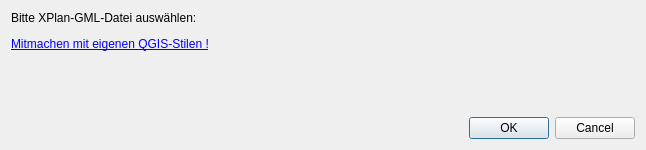
kreis-viersen/xplan-reader, file xplan_reader.ui: the form before one commit.
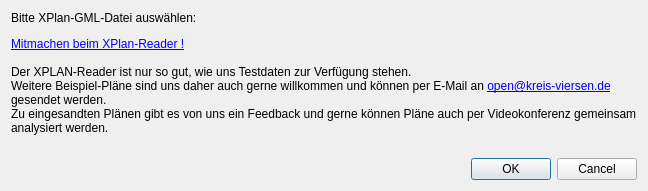
The form after the commit. Custom widgets are drawn as their Qt base class.

Commit message: Call for more sample data

```diff
--- a/xplan_reader.ui
+++ b/xplan_reader.ui
@@ -7,7 +7,7 @@
     <x>0</x>
     <y>0</y>
     <width>646</width>
-    <height>150</height>
+    <height>191</height>
    </rect>
   </property>
   <property name="windowTitle">
@@ -45,7 +45,7 @@
      <item>
       <widget class="QLabel" name="label">
        <property name="text">
-        <string>&lt;a href=&quot;https://github.com/kreis-viersen/xplan-reader#mitmachen-mit-eigenen-qgis-stilen-&quot;&gt;Mitmachen mit eigenen QGIS-Stilen !&lt;/a&gt;</string>
+        <string>&lt;a href=&quot;https://github.com/kreis-viersen/xplan-reader/blob/main/README.md#mitmachen-beim-xplan-reader&quot;&gt;Mitmachen beim XPlan-Reader !&lt;/a&gt;&lt;br&gt;&lt;br&gt;Der XPLAN-Reader ist nur so gut, wie uns Testdaten zur Verfügung stehen. &lt;br&gt;Weitere Beispiel-Pläne sind uns daher auch gerne willkommen und können per E-Mail an &lt;a href=&quot;mailto:open@kreis-viersen.de?subject=xplan-reader&quot;&gt;open@kreis-viersen.de&lt;/a&gt;&lt;br&gt;gesendet werden.&lt;br&gt;Zu eingesandten Plänen gibt es von uns ein Feedback und gerne können Pläne auch per Videokonferenz gemeinsam&lt;br&gt;analysiert werden.</string>
        </property>
        <property name="openExternalLinks">
         <bool>true</bool>
```
The commit also changes 1 other file.
